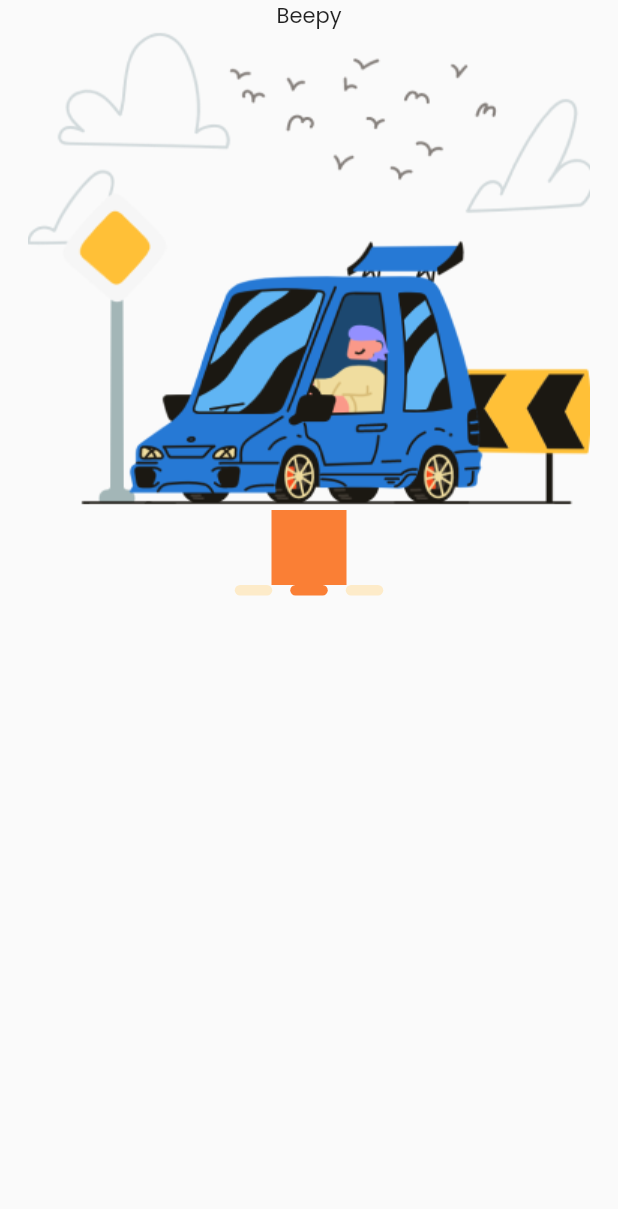
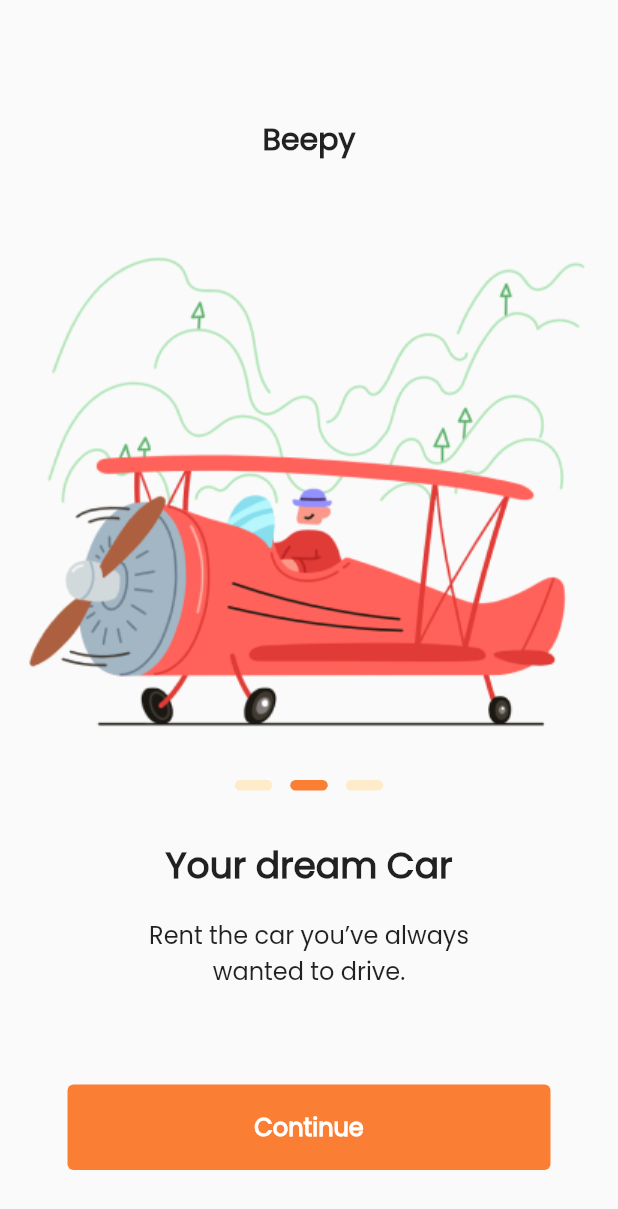
Before and after one commit to Tech-Dev-Gh/Seminar-App, a Flutter app: the screen it shows after launch, swiped to page 2, on a phone screen of 412 x 824 dp. Shown: the top 1209 px of the screen. Run offline on Flutter 3.47's test engine with Material 2 defaults, Android fonts, the phone set to English and light mode, and no system bars.

Commit message:
Built the other onboarding screens with the dimensions from the figma design

```diff
--- a/lib/main.dart
+++ b/lib/main.dart
@@ -1,7 +1,7 @@
 import 'package:flutter/material.dart';
 import 'package:seminar_app/constants.dart';
 
-import 'screens/intro.dart';
+import 'screens/onboarding/intro.dart';
 
 void main() => runApp(SeminarApp());
 
@@ -14,6 +14,7 @@ class SeminarApp extends StatelessWidget {
       debugShowCheckedModeBanner: false,
       title: "Seminar App",
       theme: ThemeData(
+        // brightness: Brightness.light,
         fontFamily: kPoppinsfont,
         primaryColor: kprimaryColor,
         textTheme: TextTheme(
--- /dev/null
+++ b/lib/screens/onboarding/intro.dart
@@ -0,0 +1,177 @@
+import 'package:flutter/material.dart';
+import 'package:flutter/services.dart';
+
+import 'package:seminar_app/constants.dart';
+
+class Intro extends StatefulWidget {
+  const Intro({Key? key}) : super(key: key);
+
+  @override
+  _IntroState createState() => _IntroState();
+}
+
+class _IntroState extends State<Intro> {
+  final int _numPages = 3;
+  final PageController _pageController = PageController(initialPage: 0);
+  int _currentPage = 0;
+
+  List<Widget> _buildPageIndicator() {
+    List<Widget> list = [];
+    for (int i = 0; i < _numPages; i++) {
+      list.add(i == _currentPage ? _indicator(true) : _indicator(false));
+    }
+    return list;
+  }
+
+  Widget _indicator(bool isActive) {
+    return AnimatedContainer(
+      duration: Duration(milliseconds: 150),
+      margin: EdgeInsets.symmetric(horizontal: 6.0),
+      height: 7.0,
+      width: 25.0,
+      decoration: BoxDecoration(
+        color: isActive ? kprimaryColor : ksecondaryColor,
+        borderRadius: BorderRadius.all(Radius.circular(12)),
+      ),
+    );
+  }
+
+  @override
+  Widget build(BuildContext context) {
+    return AnnotatedRegion<SystemUiOverlayStyle>(
+      value: const SystemUiOverlayStyle(
+        // For Android.
+        // Use [light] for white status bar and [dark] for black status bar.
+        statusBarIconBrightness: Brightness.dark,
+        // For iOS.
+        // Use [dark] for white status bar and [light] for black status bar.
+        statusBarBrightness: Brightness.dark,
+      ),
+      child: Scaffold(
+        body: PageView(
+          physics: ClampingScrollPhysics(),
+          controller: _pageController,
+          onPageChanged: (int page) {
+            setState(() {
+              _currentPage = page;
+            });
+          },
+          children: <Widget>[
+            //first page
+            page(
+              text:"Find Your Vehicle",
+              subText:"Find the perfect vehicle for every occasion!",
+              imgUrl:"assets/images/intro/intro1.png",
+              buttonText: "Continue",
+            ),
+
+          //  second page
+            page(
+              text:"Your dream Car",
+              subText:"Rent the car you’ve always wanted to drive.",
+              imgUrl:"assets/images/intro/intro2.png",
+              buttonText: "Continue",
+
+            ),
+
+            //  third page
+            page(
+              text:"Small Ones Too!",
+              subText:"Rent a small vehicle for those short distances",
+              imgUrl:"assets/images/intro/intro3.png",
+              buttonText: "Continue",
+
+            ),
+
+            //  fourth page
+            page(
+              text:"Find Our Stations",
+              subText:"Find your nearest station to rent your car!",
+              imgUrl:"assets/images/intro/intro4.png",
+              buttonText: "Get Started",
+
+            ),
+          ],
+        ),
+      ),
+    );
+  }
+
+  Widget page({String? text, String? subText, String? imgUrl, String? buttonText}) {
+    return ListView(
+      padding: EdgeInsets.all(10.0),
+      children: [
+        Padding(
+          padding: const EdgeInsets.only(top: 68),
+          child: Align(
+            alignment: Alignment.center,
+            child: Text(
+              "Beepy",
+              style: TextStyle(
+                fontSize: 20,
+                fontWeight: FontWeight.w600,
+              ),
+            ),
+          ),
+        ),
+        Padding(
+          padding: const EdgeInsets.only(top: 61),
+          child: Image.asset(
+            imgUrl!,
+            height: 319,
+            width: 427,
+          ),
+        ),
+        Padding(
+          padding: const EdgeInsets.symmetric(vertical: 32.0),
+          child: Row(
+            mainAxisAlignment: MainAxisAlignment.center,
+            children: _buildPageIndicator(),
+          ),
+        ),
+        Padding(
+          padding: const EdgeInsets.fromLTRB(64.5, 0, 64.5, 64.0),
+          child: Column(
+            mainAxisAlignment: MainAxisAlignment.center,
+            children: [
+              Padding(
+                padding: const EdgeInsets.only(bottom: 16.0),
+                child: Text(
+                  text!,
+                  style: TextStyle(
+                    fontSize: 24,
+                    fontWeight: FontWeight.w600,
+                  ),
+                ),
+              ),
+              Text(
+                subText!,
+                textAlign: TextAlign.center,
+                style: TextStyle(
+                  fontSize: 16,
+                  fontWeight: FontWeight.w400,
+                ),
+              ),
+            ],
+          ),
+        ),
+        Container(
+          height: 57,
+          margin: EdgeInsets.only(left: 35.0, right: 35.0, bottom: 58.0),
+          child: TextButton(
+            onPressed: () {
+
+            },
+            child: Text(
+              buttonText!,
+              style: TextStyle(
+                fontSize: 16,
+                fontWeight: FontWeight.w600,
+              ),
+            ),
+          ),
+        ),
+      ],
+    );
+  }
+}
```
Also changed, not shown: lib/screens/onboarding/components/page_view.dart (added, +96 -0 lines).
